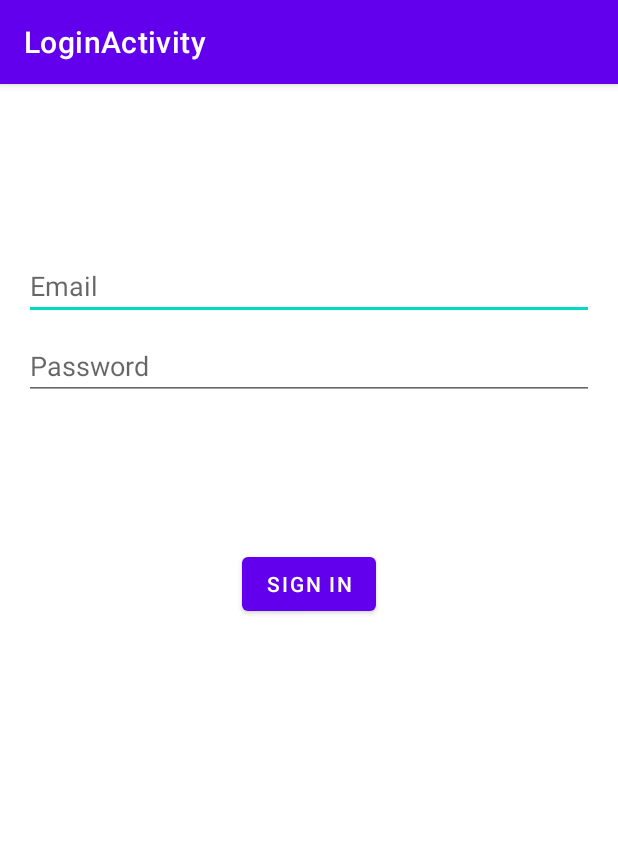
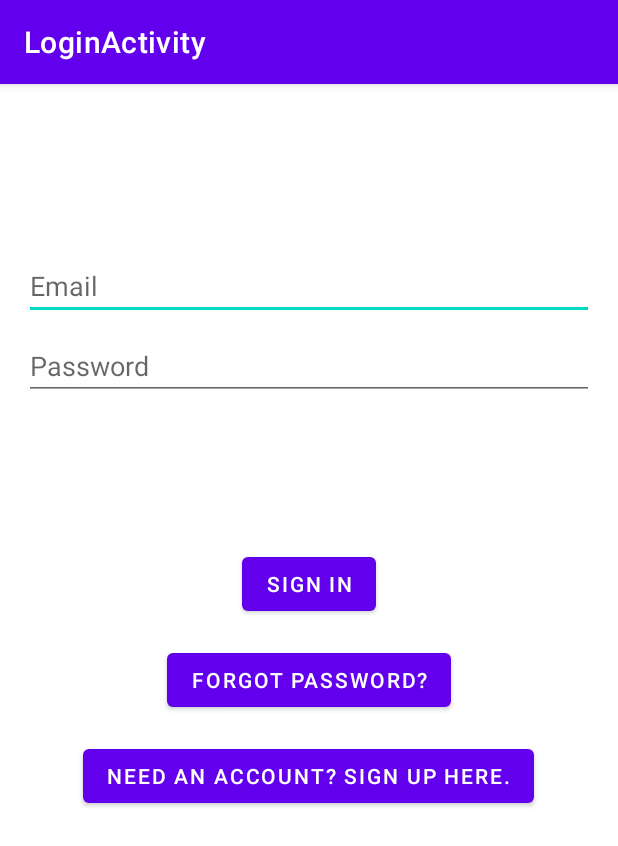
Before and after one commit to wpinrui/gameday, an Android app: the screen it shows after launch (LoginActivity), after a tap on "SIGN IN", on a phone screen of 412 x 824 dp. Shown: the top 846 px of the screen. Run offline under Robolectric (Android 15) with nearby library versions, the phone set to English and light mode, and no system bars; our stand-ins replace Firebase (no records; nobody signed in at launch, a user with empty details on screens opened directly).

Commit message:
Stage remaining changes for previous commit

```diff
--- a/app/src/main/AndroidManifest.xml
+++ b/app/src/main/AndroidManifest.xml
@@ -10,7 +10,7 @@
         android:supportsRtl="true"
         android:theme="@style/Theme.Accumulate">
         <activity
-            android:name=".ui.login.LoginActivity"
+            android:name=".ui.auth.LoginActivity"
             android:exported="false"
             android:label="@string/title_activity_login" />
         <activity
@@ -21,6 +21,10 @@
                 <category android:name="android.intent.category.LAUNCHER" />
             </intent-filter>
         </activity>
+        <activity
+            android:name=".ui.auth.ForgotPasswordActivity"
+            android:exported="false"
+            android:label="ForgotPasswordActivity" />
     </application>
 
 </manifest>
--- a/app/src/main/java/io/github/wpinrui/gameday/MainActivity.java
+++ b/app/src/main/java/io/github/wpinrui/gameday/MainActivity.java
@@ -1,16 +1,13 @@
 package io.github.wpinrui.gameday;
-
-import androidx.appcompat.app.AppCompatActivity;
 
 import android.content.Intent;
 import android.os.Bundle;
 
-import com.google.firebase.auth.FirebaseAuth;
-import com.google.firebase.auth.FirebaseUser;
+import androidx.appcompat.app.AppCompatActivity;
 
 import java.util.Objects;
 
-import io.github.wpinrui.gameday.ui.login.LoginActivity;
+import io.github.wpinrui.gameday.ui.auth.LoginActivity;
 
 public class MainActivity extends AppCompatActivity {
 
@@ -23,14 +20,12 @@ public class MainActivity extends AppCompatActivity {
     }
 
     private void checkLogin() {
-        if (FirebaseAuth.getInstance().getCurrentUser() == null) {
+//        if (FirebaseAuth.getInstance().getCurrentUser() == null) {
             Intent intent = new Intent(this, LoginActivity.class);
             startActivity(intent);
-            finish();
             return;
-        }
-
-        FirebaseUser user = FirebaseAuth.getInstance().getCurrentUser();
-        String userId = user.getUid();
+//        }
+//        FirebaseUser user = FirebaseAuth.getInstance().getCurrentUser();
+//        String userId = user.getUid();
     }
 }
--- a/app/src/main/java/io/github/wpinrui/gameday/ui/auth/LoginActivity.java
+++ b/app/src/main/java/io/github/wpinrui/gameday/ui/auth/LoginActivity.java
@@ -72,17 +72,17 @@ public class LoginActivity extends AppCompatActivity {
     }
 
     private void goToMain() {
-        Intent intent = new Intent(this, MainActivity.class);
+        Intent intent = new Intent(LoginActivity.this, MainActivity.class);
         startActivity(intent);
     }
 
     private void goToForgotPassword() {
-        Intent intent = new Intent(this, ForgotPasswordActivity.class);
+        Intent intent = new Intent(LoginActivity.this, ForgotPasswordActivity.class);
         startActivity(intent);
     }
 
     private void goToSignUp() {
-        Intent intent = new Intent(this, SignupActivity.class);
+        Intent intent = new Intent(LoginActivity.this, SignupActivity.class);
         startActivity(intent);
     }
 
--- a/app/src/main/java/io/github/wpinrui/gameday/ui/login/LoginActivity.java
+++ /dev/null
@@ -1,69 +0,0 @@
-package io.github.wpinrui.gameday.ui.login;
-
-import android.content.Intent;
-import android.os.Bundle;
-import android.view.View;
-import android.widget.Button;
-import android.widget.EditText;
-import android.widget.ProgressBar;
-import android.widget.Toast;
-
-import androidx.annotation.StringRes;
-import androidx.appcompat.app.AppCompatActivity;
-
-import com.google.firebase.auth.FirebaseAuth;
-
-import io.github.wpinrui.gameday.MainActivity;
-import io.github.wpinrui.gameday.R;
-import io.github.wpinrui.gameday.databinding.ActivityLoginBinding;
-
-public class LoginActivity extends AppCompatActivity {
-
-    private FirebaseAuth mAuth;
-    private EditText usernameEditText;
-    private EditText passwordEditText;
-    private Button loginButton;
-    private ProgressBar loadingProgressBar;
-
-    @Override
-    public void onCreate(Bundle savedInstanceState) {
-        super.onCreate(savedInstanceState);
-        mAuth = FirebaseAuth.getInstance();
-
-        io.github.wpinrui.gameday.databinding.ActivityLoginBinding binding = ActivityLoginBinding.inflate(getLayoutInflater());
-        setContentView(binding.getRoot());
-
-        usernameEditText = binding.username;
-        passwordEditText = binding.password;
-        loginButton = binding.login;
-        loadingProgressBar = binding.loading;
-
-        loginButton.setOnClickListener(v -> {
-            loadingProgressBar.setVisibility(View.VISIBLE);
-            signIn(usernameEditText.getText().toString(), passwordEditText.getText().toString());
-        });
-    }
-
-    private void signIn(String email, String password) {
-        mAuth.signInWithEmailAndPassword(email, password)
-                .addOnCompleteListener(this, task -> {
-                    if (task.isSuccessful()) {
-                        showLoginMessage(R.string.welcome);
-                        goToMain();
-                        finish();
-                    } else {
-                        showLoginMessage(R.string.login_failed);
-                        loadingProgressBar.setVisibility(View.GONE);
-                    }
-                });
-    }
-
-    private void showLoginMessage(@StringRes Integer errorString) {
-        Toast.makeText(getApplicationContext(), errorString, Toast.LENGTH_LONG).show();
-    }
-
-    private void goToMain() {
-        Intent intent = new Intent(LoginActivity.this, MainActivity.class);
-        startActivity(intent);
-    }
-}
--- a/app/src/main/res/layout/activity_login.xml
+++ b/app/src/main/res/layout/activity_login.xml
@@ -9,7 +9,7 @@
     android:paddingTop="@dimen/activity_vertical_margin"
     android:paddingRight="@dimen/activity_horizontal_margin"
     android:paddingBottom="@dimen/activity_vertical_margin"
-    tools:context=".ui.login.LoginActivity">
+    tools:context=".ui.auth.LoginActivity">
 
     <EditText
         android:id="@+id/username"
@@ -68,4 +68,25 @@
         app:layout_constraintTop_toTopOf="parent"
         app:layout_constraintVertical_bias="0.3" />
 
+    <Button
+        android:id="@+id/forgotPasswordBtn"
+        android:layout_width="wrap_content"
+        android:layout_height="wrap_content"
+        android:layout_marginTop="16dp"
+        android:text="@string/forgot_password"
+        app:layout_constraintEnd_toEndOf="parent"
+        app:layout_constraintStart_toStartOf="parent"
+        app:layout_constraintTop_toBottomOf="@+id/login" />
+
+    <Button
+        android:id="@+id/signUpBtn"
+        android:layout_width="wrap_content"
+        android:layout_height="wrap_content"
+        android:layout_marginTop="16dp"
+        android:text="@string/register"
+        app:layout_constraintEnd_toEndOf="parent"
+        app:layout_constraintHorizontal_bias="0.495"
+        app:layout_constraintStart_toStartOf="parent"
+        app:layout_constraintTop_toBottomOf="@+id/forgotPasswordBtn" />
+
 </androidx.constraintlayout.widget.ConstraintLayout>
--- a/app/src/main/res/values/strings.xml
+++ b/app/src/main/res/values/strings.xml
@@ -8,8 +8,12 @@
     <string name="prompt_password">Password</string>
     <string name="action_sign_in">Sign in</string>
     <string name="action_sign_in_short">Sign in</string>
+    <string name="forgot_password">Forgot password?</string>
+    <string name="reset">Reset</string>
+    <string name="register">Need an account? Sign up here.</string>
     <string name="welcome">"Welcome!"</string>
     <string name="invalid_username">Not a valid username</string>
     <string name="invalid_password">Password must be >5 characters</string>
     <string name="login_failed">"Login failed"</string>
+    <string name="email_address_hint">Email address</string>
 </resources>
```
Also changed, not shown: app/src/main/java/io/github/wpinrui/gameday/ui/auth/ForgotPasswordActivity.java (+7 -5 lines).
